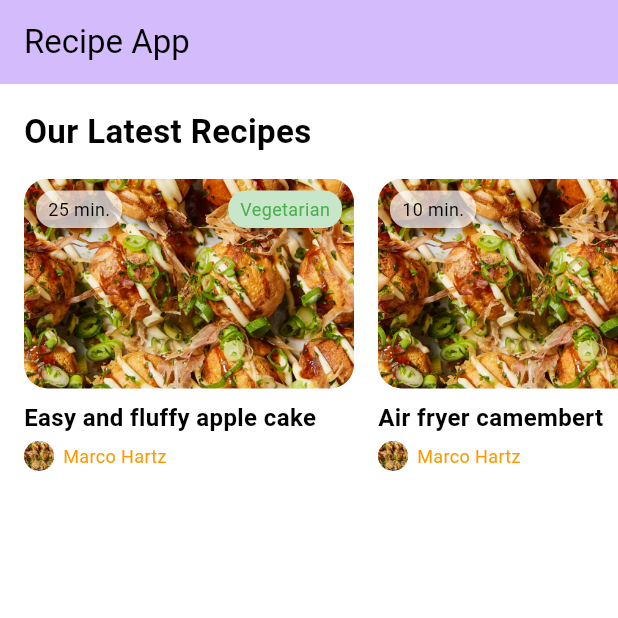
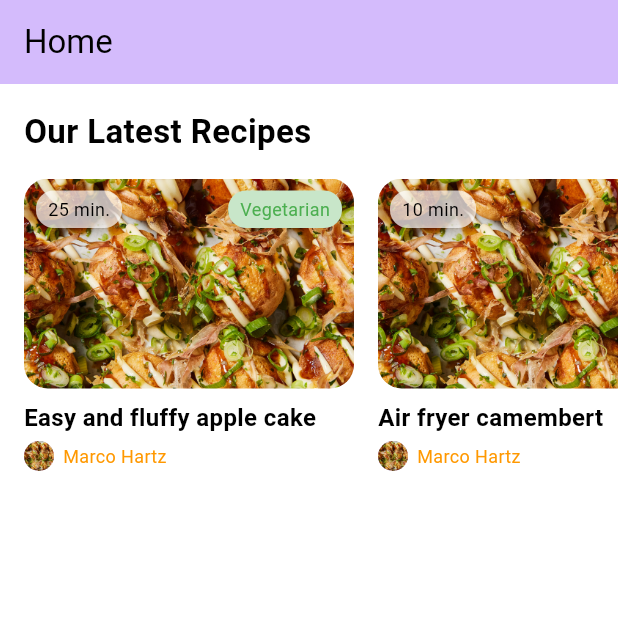
Before and after one commit to Tiew429/wyc_fyp, a Flutter app: the screen it shows after launch, on a phone screen of 412 x 824 dp, the top half of it. Run offline on Flutter 3.47's test engine with Material 3 defaults, Android fonts, the phone set to English and light mode, and no system bars; our stand-ins replace camera, go_router, permission_handler.

Commit message:
改了appbar内容

```diff
--- a/lib/pages/camera.dart
+++ b/lib/pages/camera.dart
@@ -158,6 +158,7 @@ class _CameraPageState extends State<CameraPage> with WidgetsBindingObserver {
       return Scaffold(
         appBar: AppBar(
           title: const Text('Camera'),
+          backgroundColor: Theme.of(context).colorScheme.primary,
         ),
         body: Center(
           child: Column(
@@ -190,6 +191,7 @@ class _CameraPageState extends State<CameraPage> with WidgetsBindingObserver {
       return Scaffold(
         appBar: AppBar(
           title: const Text('Camera'),
+          backgroundColor: Theme.of(context).colorScheme.primary,
         ),
         body: const Center(
           child: CircularProgressIndicator(),
@@ -200,6 +202,7 @@ class _CameraPageState extends State<CameraPage> with WidgetsBindingObserver {
     return Scaffold(
       appBar: AppBar(
         title: const Text('Take Photo'),
+        backgroundColor: Theme.of(context).colorScheme.primary,
       ),
       body: Stack(
         children: [
--- a/lib/pages/home.dart
+++ b/lib/pages/home.dart
@@ -38,10 +38,6 @@ class _HomeState extends State<Home> {
   @override
   Widget build(BuildContext context) {
     return Scaffold(
-      appBar: AppBar(
-        title: const Text('Recipe App'),
-        backgroundColor: Theme.of(context).colorScheme.primary,
-      ),
       body: IndexedStack(
         index: _selectedIndex,
         children: _pages,
--- a/lib/pages/home_page.dart
+++ b/lib/pages/home_page.dart
@@ -7,7 +7,12 @@ class HomePage extends StatelessWidget {
 
   @override
   Widget build(BuildContext context) {
-    return SingleChildScrollView(
+    return Scaffold(
+      appBar: AppBar(
+        title: const Text('Home'),
+        backgroundColor: Theme.of(context).colorScheme.primary,
+      ),
+      body: SingleChildScrollView(
         child: Column(
           crossAxisAlignment: CrossAxisAlignment.start,
           children: [
@@ -44,6 +49,7 @@ class HomePage extends StatelessWidget {
               ),
             ),
           ],
+        ),
       ),
     );
   }
```
Lines whose indentation alone changed are shown as unchanged.
